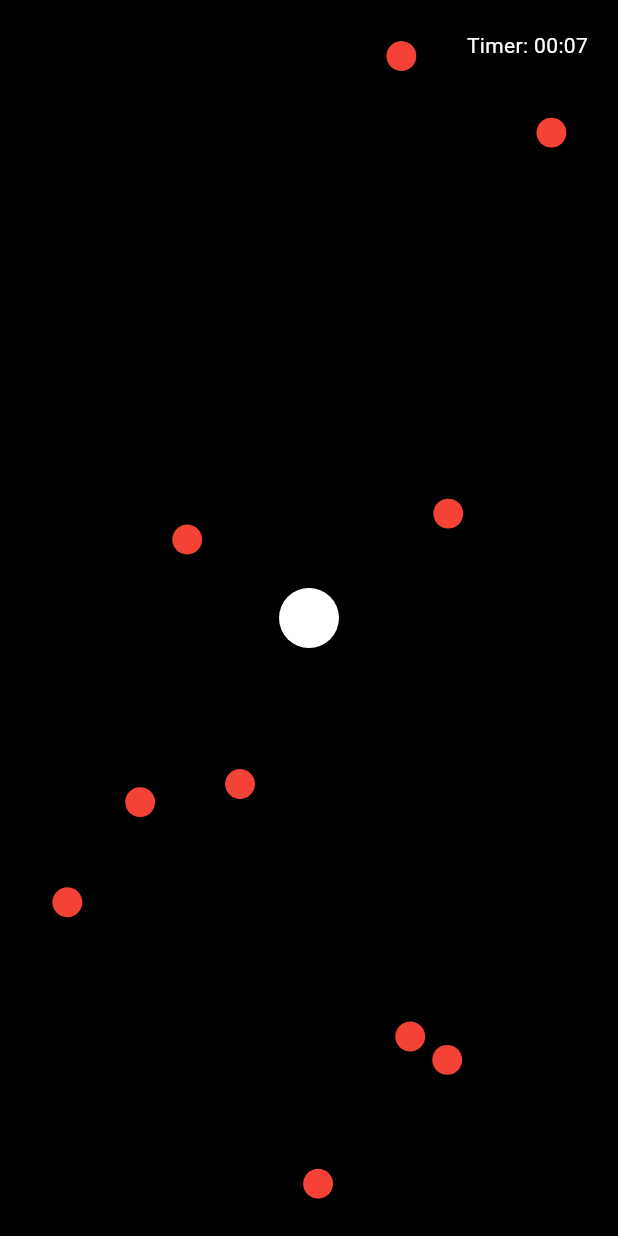
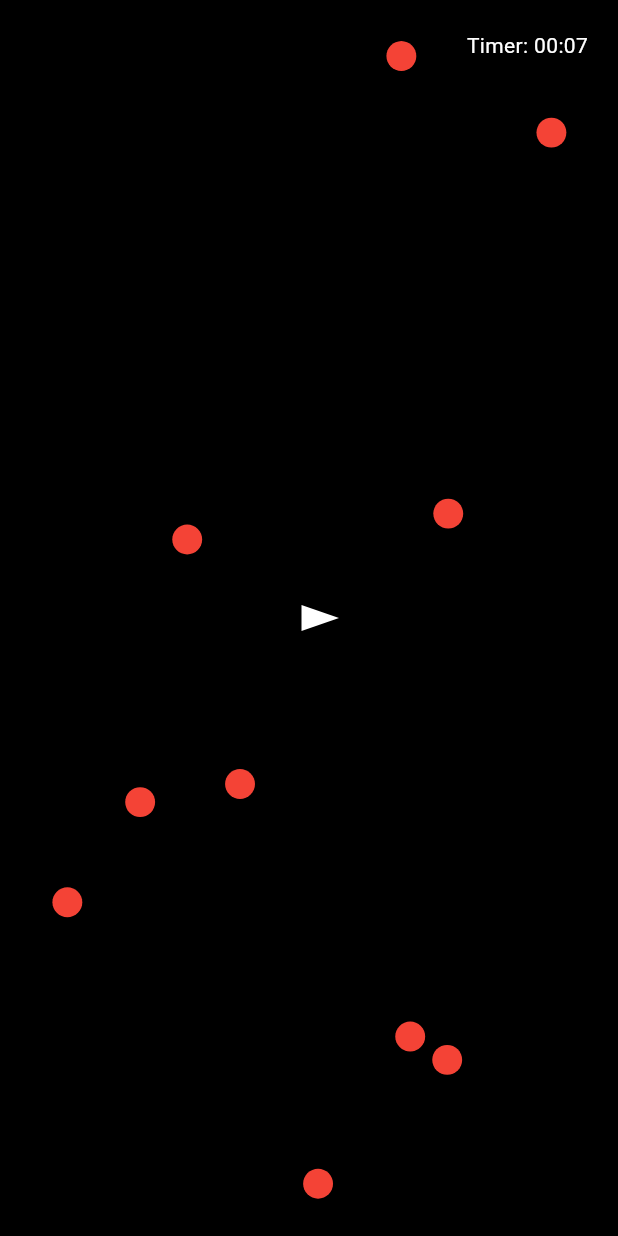
Before and after one commit to gauravpatil1/asteroids_game, a Flutter app: the screen it shows after launch, on a phone screen of 412 x 824 dp. Run offline on Flutter 3.47's test engine with Material 3 defaults, Android fonts, the light colour scheme and no system bars.

Commit message:
level 7 - adding a cursor

```diff
--- a/lib/domain/entities/player.dart
+++ b/lib/domain/entities/player.dart
@@ -4,10 +4,14 @@ class Player {
   Offset offset;
   double radius;
   Path shape;
+  double angle;
+  double speed;
 
   Player({
     required this.offset,
     required this.radius,
     required this.shape,
+    required this.angle,
+    required this.speed,
   });
 }
--- a/lib/presentation/game_screen.dart
+++ b/lib/presentation/game_screen.dart
@@ -1,5 +1,3 @@
-import 'dart:async';
-
 import 'package:asteroids_game/domain/entities/asteroid.dart';
 import 'package:asteroids_game/domain/entities/bullet.dart';
 import 'package:asteroids_game/domain/entities/player.dart';
@@ -19,16 +17,22 @@ class GameScreen extends StatefulWidget {
 
 class _GameScreenState extends State<GameScreen>
     with SingleTickerProviderStateMixin {
-  final Player _player = Player(
+  Player _player = Player(
     offset: Offset(0, 0),
     radius: 20,
-    shape: createCirclePath(20),
+    shape: createPlayerShape(0),
+    angle: 0,
+    speed: 0,
   );
   final List<Asteroid> _asteroids = [];
   final List<Bullet> _bullets = [];
 
   final GameUsecase _gameUseCase = GameUsecase();
   late Ticker _ticker;
+
+  final double _playerRotationSpeed = 0.1;
+  final double _acceleration = 0.2;
+  final double _friction = 0.99;
 
   @override
   void dispose() {
@@ -40,9 +44,16 @@ class _GameScreenState extends State<GameScreen>
   void initState() {
     super.initState();
     _ticker = createTicker(_tick);
+
     WidgetsBinding.instance.addPostFrameCallback((_) {
-      _player.offset = Offset(MediaQuery.of(context).size.width / 2,
-          MediaQuery.of(context).size.height / 2);
+      _player = Player(
+        offset: Offset(MediaQuery.of(context).size.width / 2,
+            MediaQuery.of(context).size.height / 2),
+        radius: 20,
+        shape: createPlayerShape(0),
+        angle: 0,
+        speed: 0,
+      );
       _gameUseCase.gameStartTime = DateTime.now();
       _gameUseCase.gameCurrentTime = DateTime.now();
       _gameUseCase.minAsteroidSize = 5.0;
@@ -71,6 +82,8 @@ class _GameScreenState extends State<GameScreen>
     setState(() {
       _gameUseCase.gameCurrentTime = DateTime.now();
       _setCurrentGameTime();
+      _gameUseCase.updatePlayer(
+          _player, _playerRotationSpeed, _acceleration, _friction);
       _gameUseCase.updateAsteroids(_asteroids);
       bool isGameOver =
           _gameUseCase.detectPlayerAsteroidCollision(_player, _asteroids);
@@ -97,7 +110,18 @@ class _GameScreenState extends State<GameScreen>
         child: Scaffold(
       backgroundColor: Colors.black,
       body: GestureDetector(
+        onPanUpdate: (details) {
+          setState(() {
+            _player.angle += details.delta.dx * _playerRotationSpeed;
+            _player.shape = createPlayerShape(_player.angle);
+          });
+        },
         onDoubleTap: () {
+          setState(() {
+            _player.speed += _acceleration;
+          });
+        },
+        onTap: () {
           //fire the bullet
         },
         child: Listener(
--- a/lib/utils.dart
+++ b/lib/utils.dart
@@ -17,3 +17,17 @@ Path createCirclePath(double radius, {int segments = 32}) {
   path.close();
   return path;
 }
+
+Path createPlayerShape(double angle) {
+  final path = Path();
+  final length = 20.0;
+  final width = 10.0;
+
+  path.moveTo(length * cos(angle), length * sin(angle));
+  path.lineTo(
+      width * cos(angle + 2.0 * pi / 3.0), width * sin(angle + 2.0 * pi / 3.0));
+  path.lineTo(
+      width * cos(angle - 2.0 * pi / 3.0), width * sin(angle - 2.0 * pi / 3.0));
+  path.close();
+  return path;
+}
```
Also changed, not shown: lib/domain/usecases/game_usecase.dart (+25 -0 lines).
